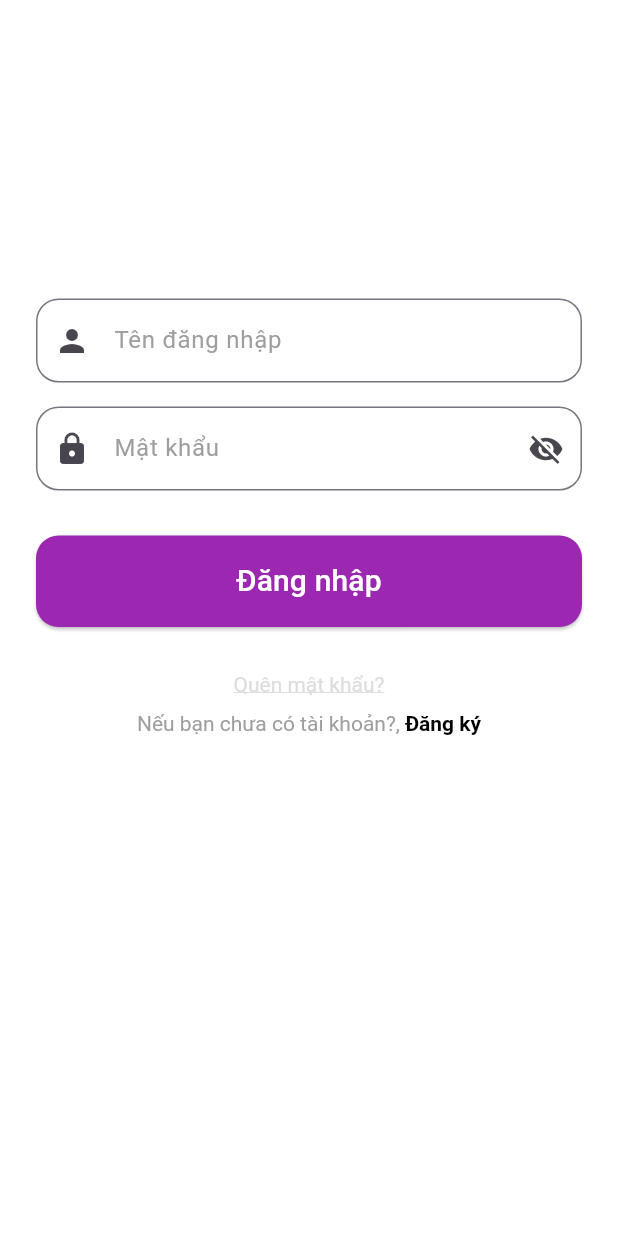
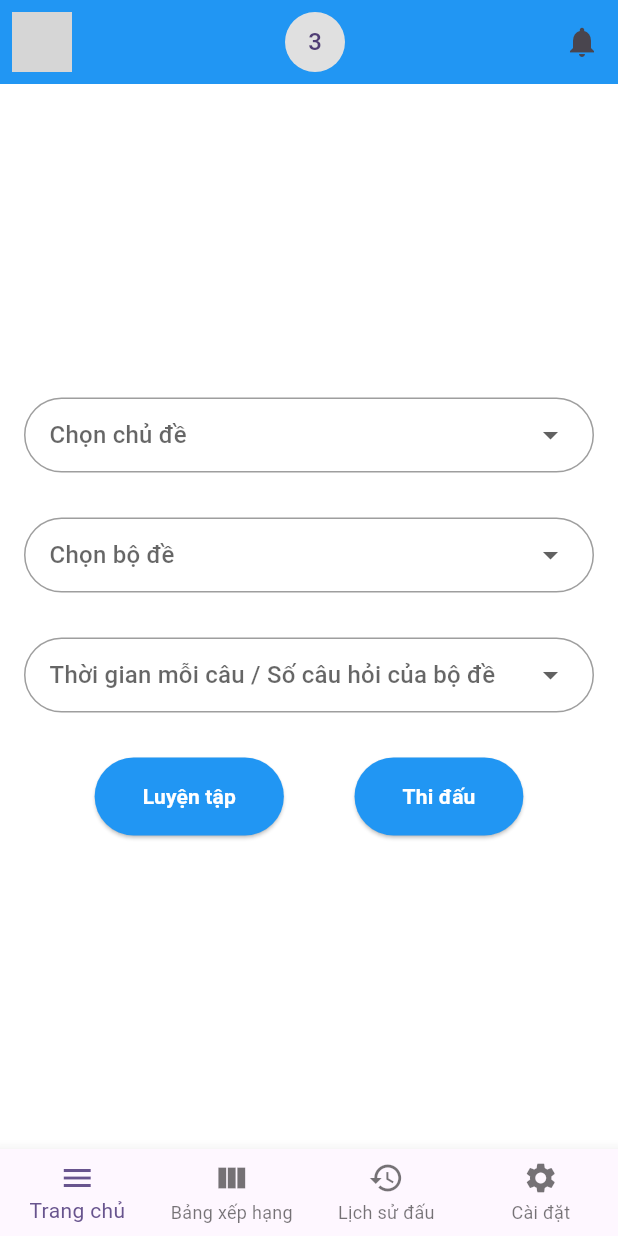
Before and after one commit to liempn13/do_an_di_dong, a Flutter app: the screen it shows after launch, on a phone screen of 412 x 824 dp. Run offline on Flutter 3.47's test engine with Material 3 defaults, Android fonts, the phone set to English and light mode, and no system bars; our stand-ins replace flutter_icons, google_fonts, pull_to_refresh_flutter3, velocity_x; missing offline and left inert: custom_clippers; network calls fail; grey boxes are pictures that could not be loaded.

Commit message:
tao trang chu

```diff
--- /dev/null
+++ b/lib/homePage.dart
@@ -0,0 +1,203 @@
+import 'package:do_an_di_dong/notification.dart';
+import 'package:flutter/material.dart';
+
+class homePage extends StatefulWidget {
+  const homePage({super.key});
+
+  @override
+  _homePageState createState() => _homePageState();
+}
+
+class _homePageState extends State<homePage> {
+  String? selectedValue1;
+  String? selectedValue2;
+  String? selectedValue3;
+
+  @override
+  Widget build(BuildContext context) {
+    return Scaffold(
+      backgroundColor: Colors.white,
+      appBar: AppBar(
+        backgroundColor: Colors.blue,
+        // Bên trái appbar
+        leading: PopupMenuButton<String>(
+          icon: CircleAvatar(
+            radius: 30,
+            // Link hình ảnh cần sửa lại
+            backgroundImage: NetworkImage(
+              'https://example.com/your-avatar-image.jpg',
+            ),
+          ),
+          onSelected: (value) {
+            if (value == 'logout') {
+              print('Đăng xuất');
+            }
+          },
+          itemBuilder: (BuildContext context) => <PopupMenuEntry<String>>[
+            PopupMenuItem<String>(
+              value: 'logout',
+              child: Text('Đăng xuất'),
+            ),
+          ],
+        ),
+        // Ở giữa appbar
+        title: Row(
+          mainAxisAlignment: MainAxisAlignment.center,
+          children: [
+            CircleAvatar(
+              radius: 20,
+              backgroundColor: Colors.grey.shade300,
+              child: Text(
+                '3',
+              ),
+            )
+          ],
+        ),
+        // Bên phải appbar
+        actions: [
+          IconButton(
+            icon: Icon(Icons.notifications),
+            onPressed: () {
+              // Bay sang trang thông báo
+              Navigator.pushReplacement(
+                context,
+                MaterialPageRoute(builder: (context) => notification()),
+              );
+            },
+          ),
+        ],
+      ),
+      //phần thân------
+      body: Padding(
+        padding: const EdgeInsets.all(16.0),
+        child: Column(
+          mainAxisAlignment: MainAxisAlignment.center,
+          children: [
+            Container(
+              padding: EdgeInsets.symmetric(horizontal: 16.0),
+              decoration: BoxDecoration(
+                borderRadius: BorderRadius.circular(30.0),
+                border: Border.all(color: Colors.grey),
+              ),
+              child: DropdownButton<String>(
+                value: selectedValue1,
+                hint: Text("Chọn chủ đề"),
+                isExpanded: true, // Giúp DropdownButton rộng ra hết chiều ngang
+                items: <String>['Chủ đề 1', 'Chủ đề 2', 'Chủ đế 3']
+                    .map((String value) {
+                  return DropdownMenuItem<String>(
+                    value: value,
+                    child: Text(value),
+                  );
+                }).toList(),
+                onChanged: (String? newValue) {
+                  setState(() {
+                    selectedValue1 = newValue;
+                  });
+                },
+                underline: SizedBox(), // Loại bỏ đường kẻ dưới mặc định
+              ),
+            ),
+            //---Sizebox là khoảng cách giữa các thành phần với nhau
+            SizedBox(height: 30),
+            Container(
+              padding: EdgeInsets.symmetric(horizontal: 16.0),
+              decoration: BoxDecoration(
+                borderRadius: BorderRadius.circular(30.0),
+                border: Border.all(color: Colors.grey),
+              ),
+              child: DropdownButton<String>(
+                value: selectedValue2,
+                hint: Text("Chọn bộ đề"),
+                isExpanded: true,
+                items: <String>['Bộ đề 1', 'Bộ đề 2', 'Bộ đề 3']
+                    .map((String value) {
+                  return DropdownMenuItem<String>(
+                    value: value,
+                    child: Text(value),
+                  );
+                }).toList(),
+                onChanged: (String? newValue) {
+                  setState(() {
+                    selectedValue2 = newValue;
+                  });
+                },
+                underline: SizedBox(), // Loại bỏ đường kẻ dưới mặc định
+              ),
+            ),
+            //----------------------------------------------------------
+            SizedBox(height: 30),
+            Container(
+              padding: EdgeInsets.symmetric(horizontal: 16.0),
+              decoration: BoxDecoration(
+                borderRadius: BorderRadius.circular(30.0),
+                border: Border.all(color: Colors.grey),
+              ),
+              child: DropdownButton<String>(
+                value: selectedValue3,
+                hint: Text("Thời gian mỗi câu / Số câu hỏi của bộ đề"),
+                isExpanded: true,
+                items: <String>['10', '20', '30'].map((String value) {
+                  return DropdownMenuItem<String>(
+                    value: value,
+                    child: Text(value),
+                  );
+                }).toList(),
+                onChanged: (String? newValue) {
+                  setState(() {
+                    selectedValue3 = newValue;
+                  });
+                },
+                underline: SizedBox(),
+              ),
+            ),
+            //-----------------------------------------------------
+            SizedBox(height: 30),
+            Row(
+              mainAxisAlignment: MainAxisAlignment.spaceEvenly,
+              children: [
+                ElevatedButton(
+                  onPressed: () {},
+                  child: Text(
+                    'Luyện tập',
+                    style: TextStyle(
+                        fontWeight: FontWeight.bold, color: Colors.white),
+                  ),
+                  style: ElevatedButton.styleFrom(
+                    backgroundColor: Colors.blue,
+                    padding:
+                        EdgeInsets.symmetric(horizontal: 32.0, vertical: 16.0),
+                  ),
+                ),
+                ElevatedButton(
+                  onPressed: () {},
+                  child: Text(
+                    'Thi đấu',
+                    style: TextStyle(
+                        fontWeight: FontWeight.bold, color: Colors.white),
+                  ),
+                  style: ElevatedButton.styleFrom(
+                    backgroundColor: Colors.blue,
+                    padding:
+                        EdgeInsets.symmetric(horizontal: 32.0, vertical: 16.0),
+                  ),
+                ),
+              ],
+            ),
+          ],
+        ),
+      ),
+      bottomNavigationBar: BottomNavigationBar(
+          type: BottomNavigationBarType.fixed,
+          items: const <BottomNavigationBarItem>[
+            BottomNavigationBarItem(icon: Icon(Icons.menu), label: 'Trang chủ'),
+            BottomNavigationBarItem(
+                icon: Icon(Icons.view_column), label: 'Bảng xếp hạng'),
+            BottomNavigationBarItem(
+                icon: Icon(Icons.history), label: 'Lịch sử đấu'),
+            BottomNavigationBarItem(
+                icon: Icon(Icons.settings), label: 'Cài đặt')
+          ]),
+    );
+  }
+}
--- a/lib/main.dart
+++ b/lib/main.dart
@@ -1,17 +1,23 @@
-import 'package:do_an_di_dong/views/auth_screens/login/login_screen.dart';
 import 'package:flutter/material.dart';
+import 'inGame.dart';
+import 'homePage.dart';
+
 void main() {
-  runApp(const MainApp());
+  runApp(const MyApp());
 }
 
-class MainApp extends StatelessWidget {
-  const MainApp({super.key});
+class MyApp extends StatelessWidget {
+  const MyApp({super.key});
 
   @override
   Widget build(BuildContext context) {
-    return  MaterialApp(
-      debugShowCheckedModeBanner: false,
-      home: const LoginScreen(),
+    return MaterialApp(
+      title: 'Flutter Demo',
+      theme: ThemeData(
+        colorScheme: ColorScheme.fromSeed(seedColor: Colors.deepPurple),
+        useMaterial3: true,
+      ),
+      home: homePage(),
     );
   }
 }
```
Also changed, not shown: lib/inGame.dart (added, +77 -0 lines), lib/notification.dart (added, +30 -0 lines), pubspec.lock.
